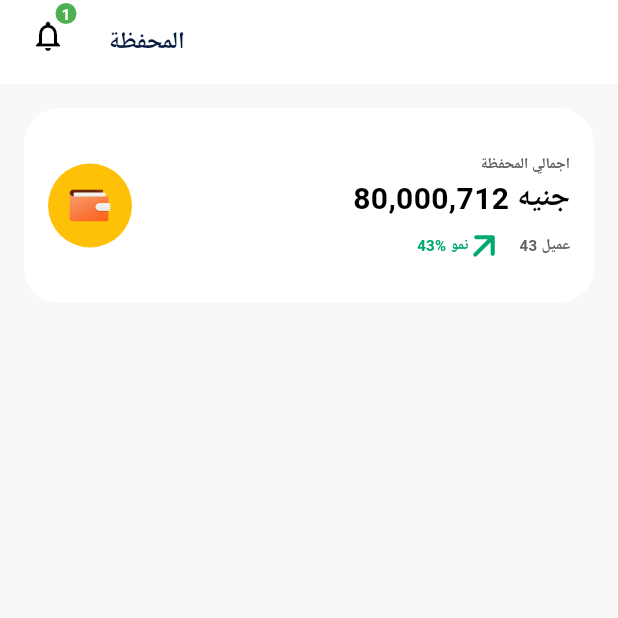
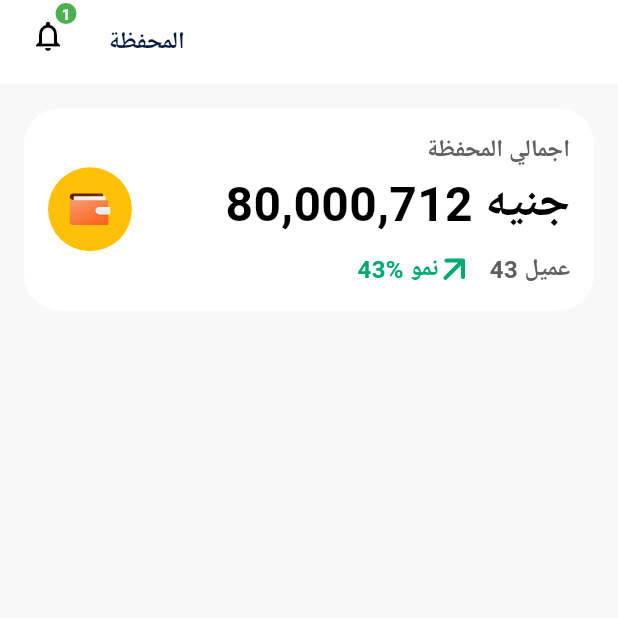
Before and after one commit to bassant56/halan_app, a Flutter app: the screen it shows after launch, on a phone screen of 412 x 824 dp, the top half of it. Run offline on Flutter 3.47's test engine with Material 3 defaults, Android fonts, the phone set to English and light mode, and no system bars; our stand-ins replace device_preview, flutter_svg.

Commit message:
version3

```diff
--- a/lib/modules/wallet_screen/wallet_screen_ui/widgits/wallet_header.dart
+++ b/lib/modules/wallet_screen/wallet_screen_ui/widgits/wallet_header.dart
@@ -8,7 +8,6 @@ class WalletHeader extends StatelessWidget {
   Widget build(BuildContext context) {
     return Container(
       width: double.infinity,
-      height: 130,
       padding: EdgeInsets.symmetric(horizontal: 16, vertical: 16),
       decoration: BoxDecoration(
         color: Colors.white,
@@ -42,7 +41,7 @@ class WalletHeader extends StatelessWidget {
                   'اجمالي المحفظة',
                   style: TextStyle(
                     color: Color(0xff5E6160),
-                    fontSize: 10,
+                    fontSize: 16,
                     fontWeight: FontWeight.w600,
                   ),
                 ),
@@ -50,7 +49,7 @@ class WalletHeader extends StatelessWidget {
                 Text(
                   '80,000,712 جنيه',
                   style: TextStyle(
-                    fontSize: 20,
+                    fontSize: 32,
                     fontWeight: FontWeight.w700,
                     color: Colors.black,
                   ),
@@ -62,7 +61,7 @@ class WalletHeader extends StatelessWidget {
                     Text(
                       ' 43% نمو',
                       style: TextStyle(
-                        fontSize: 10,
+                        fontSize: 16,
                         color: Color(0xff00A970),
                         fontWeight: FontWeight.w600,
                       ),
@@ -81,7 +80,7 @@ class WalletHeader extends StatelessWidget {
                     Text(
                       '43 عميل',
                       style: TextStyle(
-                        fontSize: 10,
+                        fontSize: 16,
                         color: Color(0xff5E6160),
                         fontWeight: FontWeight.w600,
                       ),
```
Also changed, not shown: pubspec.lock.
